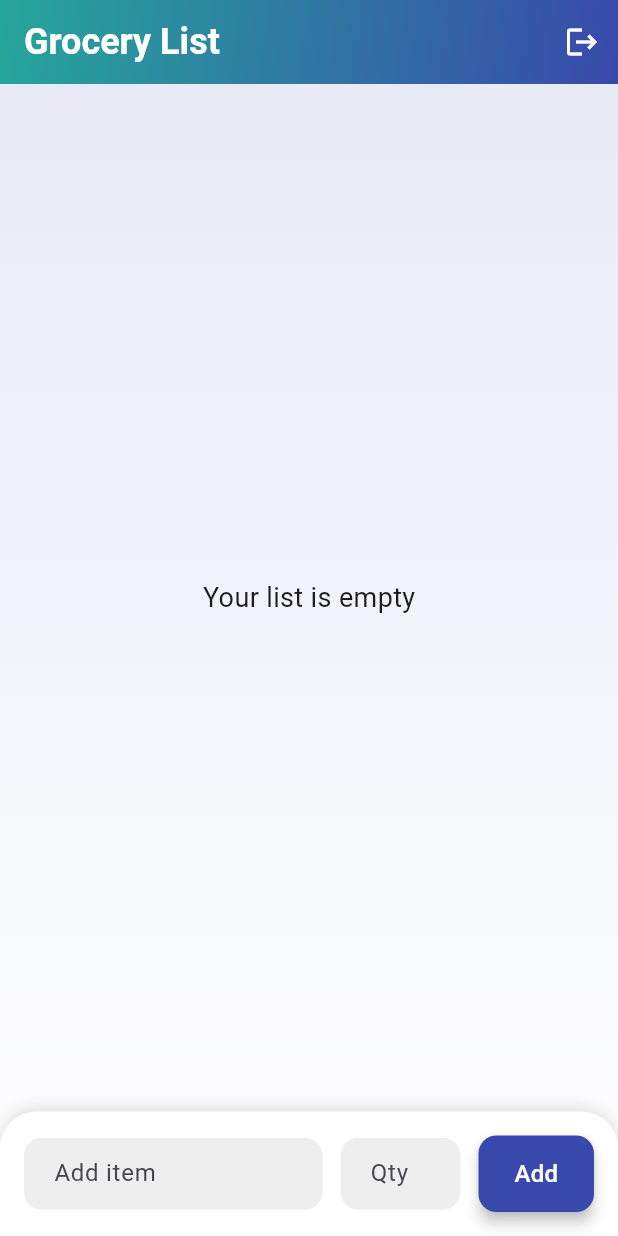
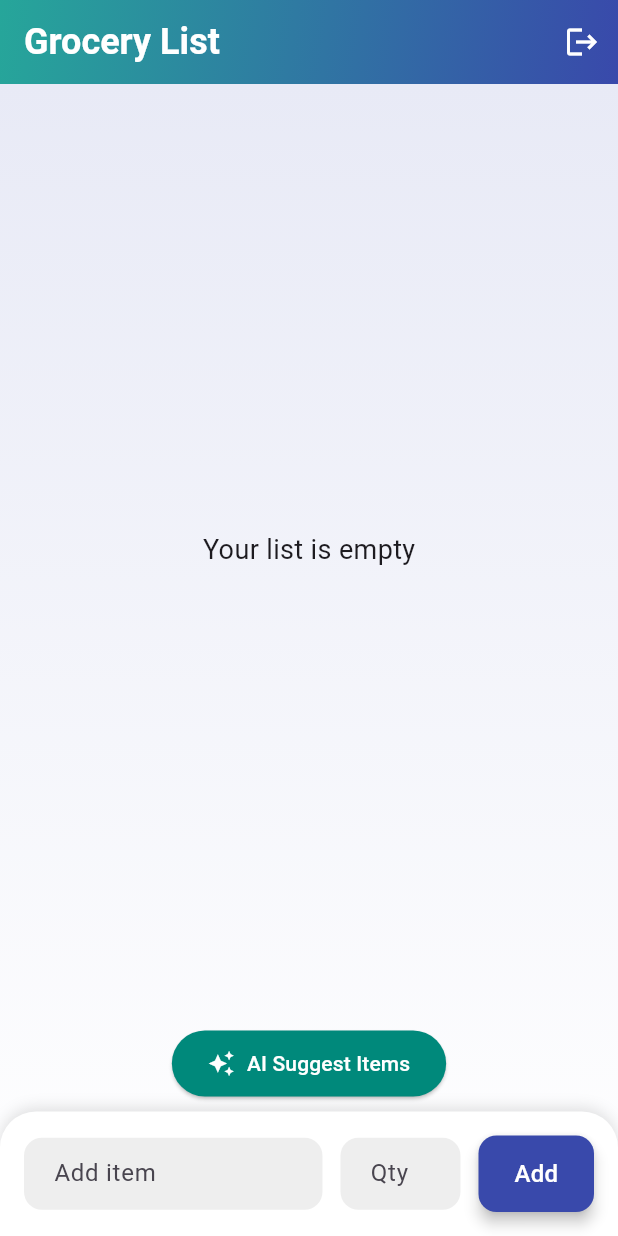
Before and after one commit to Monte-T/Comp-569, a Flutter app: the screen it shows once a user with an empty profile is signed in, on a phone screen of 412 x 824 dp. Run offline on Flutter 3.47's test engine with Material 3 defaults, Android fonts, the phone set to English and light mode, and no system bars; our stand-ins replace cloud_firestore, firebase_auth, firebase_core; accounts and stored records are empty.

Commit message:
Add AI grocery suggestion feature, update dependencies, and Android build config

```diff
--- a/lib/pages/home_page.dart
+++ b/lib/pages/home_page.dart
@@ -1,6 +1,8 @@
 import 'package:firebase_auth/firebase_auth.dart';
 import 'package:cloud_firestore/cloud_firestore.dart';
 import 'package:flutter/material.dart';
+import 'dart:convert';
+import 'package:http/http.dart' as http;
 
 class HomePage extends StatefulWidget {
   HomePage({Key? key}) : super(key: key);
@@ -10,31 +12,26 @@ class HomePage extends StatefulWidget {
 }
 
 class _HomePageState extends State<HomePage> {
-  // Get the currently logged-in user
   late final User? _user = FirebaseAuth.instance.currentUser;
-
-  // Controllers for item name and quantity input fields
   final _itemController = TextEditingController();
   final _quantityController = TextEditingController();
 
-  // Reference to the Firestore collection for the user's grocery items
-  late final CollectionReference? _itemsRef =
-      _user != null
-          ? FirebaseFirestore.instance
-              .collection('users')
-              .doc(_user!.uid)
-              .collection('groceryItems')
-          : null;
+  late final CollectionReference? _itemsRef = _user != null
+      ? FirebaseFirestore.instance
+      .collection('users')
+      .doc(_user!.uid)
+      .collection('groceryItems')
+      : null;
+
+  List<String> _aiPredictions = [];
 
   @override
   void dispose() {
-    // Dispose controllers to free up resources
     _itemController.dispose();
     _quantityController.dispose();
     super.dispose();
   }
 
-  // Add a new item to the Firestore collection
   Future<void> _addItem() async {
     if (_itemsRef == null) return;
 
@@ -50,20 +47,45 @@ class _HomePageState extends State<HomePage> {
       'timestamp': FieldValue.serverTimestamp(),
     });
 
-    // Clear input fields after adding the item
     _itemController.clear();
     _quantityController.clear();
   }
 
-  // Remove an item from the Firestore collection
   Future<void> _removeItem(String docId) async {
     if (_itemsRef == null) return;
     await _itemsRef!.doc(docId).delete();
   }
 
+  Future<void> _fetchAIPredictions() async {
+    if (_itemsRef == null) return;
+
+    try {
+      final snapshot = await _itemsRef!.get();
+      final history = snapshot.docs
+          .map((doc) => (doc.data() as Map<String, dynamic>)['name'] as String)
+          .toList();
+
+      final response = await http.post(
+        Uri.parse('http://10.0.2.2:5000/predict'),
+        headers: {'Content-Type': 'application/json'},
+        body: json.encode({'history': history}),
+      );
+
+      if (response.statusCode == 200) {
+        final data = json.decode(response.body);
+        setState(() {
+          _aiPredictions = List<String>.from(data['predictions']);
+        });
+      } else {
+        print('API error: ${response.statusCode}');
+      }
+    } catch (e) {
+      print('Prediction error: $e');
+    }
+  }
+
   @override
   Widget build(BuildContext context) {
-    // If no user is logged in, display a message
     if (_user == null) {
       return Scaffold(
         body: Center(child: Text('No user is currently logged in.')),
@@ -92,7 +114,6 @@ class _HomePageState extends State<HomePage> {
           ),
         ),
         actions: [
-          // Logout button
           IconButton(
             icon: Icon(Icons.logout, color: Colors.white),
             tooltip: 'Logout',
@@ -114,7 +135,6 @@ class _HomePageState extends State<HomePage> {
           ),
           child: Column(
             children: [
-              // Display the list of grocery items
               Expanded(
                 child: StreamBuilder<QuerySnapshot>(
                   stream: _itemsRef!.orderBy('timestamp').snapshots(),
@@ -132,10 +152,7 @@ class _HomePageState extends State<HomePage> {
                       );
                     }
                     return ListView.builder(
-                      padding: EdgeInsets.symmetric(
-                        horizontal: 16,
-                        vertical: 8,
-                      ),
+                      padding: EdgeInsets.symmetric(horizontal: 16, vertical: 8),
                       itemCount: docs.length,
                       itemBuilder: (context, i) {
                         final doc = docs[i];
@@ -149,20 +166,13 @@ class _HomePageState extends State<HomePage> {
                             borderRadius: BorderRadius.circular(12),
                           ),
                           child: ListTile(
-                            contentPadding: EdgeInsets.symmetric(
-                              horizontal: 16,
-                              vertical: 8,
-                            ),
+                            contentPadding:
+                            EdgeInsets.symmetric(horizontal: 16, vertical: 8),
                             title: Text(name, style: TextStyle(fontSize: 20)),
-                            subtitle: Text(
-                              'Quantity: $qty',
-                              style: TextStyle(fontSize: 16),
-                            ),
+                            subtitle: Text('Quantity: $qty',
+                                style: TextStyle(fontSize: 16)),
                             trailing: IconButton(
-                              icon: Icon(
-                                Icons.delete_outline,
-                                color: Colors.redAccent,
-                              ),
+                              icon: Icon(Icons.delete_outline, color: Colors.redAccent),
                               onPressed: () => _removeItem(doc.id),
                             ),
                           ),
@@ -172,7 +182,40 @@ class _HomePageState extends State<HomePage> {
                   },
                 ),
               ),
-              // Input fields and button to add a new item
+
+              // AI Suggest Button
+              Padding(
+                padding: const EdgeInsets.symmetric(horizontal: 16, vertical: 8),
+                child: ElevatedButton.icon(
+                  onPressed: _fetchAIPredictions,
+                  icon: Icon(Icons.auto_awesome),
+                  label: Text('AI Suggest Items'),
+                  style: ElevatedButton.styleFrom(
+                    backgroundColor: Colors.teal.shade600,
+                    foregroundColor: Colors.white,
+                    padding: EdgeInsets.symmetric(horizontal: 24, vertical: 12),
+                  ),
+                ),
+              ),
+
+              // Show AI predictions
+              if (_aiPredictions.isNotEmpty) ...[
+                Padding(
+                  padding: const EdgeInsets.all(8.0),
+                  child: Text(
+                    'AI Recommendations:',
+                    style: TextStyle(fontSize: 18, fontWeight: FontWeight.bold),
+                  ),
+                ),
+                ..._aiPredictions.map(
+                      (item) => ListTile(
+                    leading: Icon(Icons.recommend, color: Colors.teal),
+                    title: Text(item),
+                  ),
+                ),
+              ],
+
+              // Input area
               Container(
                 padding: EdgeInsets.all(16),
                 decoration: BoxDecoration(
@@ -188,7 +231,6 @@ class _HomePageState extends State<HomePage> {
                 ),
                 child: Row(
                   children: [
-                    // Input field for item name
                     Expanded(
                       child: TextField(
                         controller: _itemController,
@@ -205,7 +247,6 @@ class _HomePageState extends State<HomePage> {
                       ),
                     ),
                     SizedBox(width: 12),
-                    // Input field for item quantity
                     SizedBox(
                       width: 80,
                       child: TextField(
@@ -224,14 +265,11 @@ class _HomePageState extends State<HomePage> {
                       ),
                     ),
                     SizedBox(width: 12),
-                    // Button to add the item
                     ElevatedButton(
                       onPressed: _addItem,
                       style: ElevatedButton.styleFrom(
-                        padding: EdgeInsets.symmetric(
-                          horizontal: 24,
-                          vertical: 14,
-                        ),
+                        padding:
+                        EdgeInsets.symmetric(horizontal: 24, vertical: 14),
                         shape: RoundedRectangleBorder(
                           borderRadius: BorderRadius.circular(12),
                         ),
--- a/pubspec.yaml
+++ b/pubspec.yaml
@@ -37,6 +37,8 @@ dependencies:
   firebase_core: ^3.13.0
   firebase_auth: ^5.5.3
   cloud_firestore: ^5.6.7
+  http: ^0.13.6
+
 
 dev_dependencies:
   flutter_test:
```
Also changed, not shown: pubspec.lock, 1 other file.
